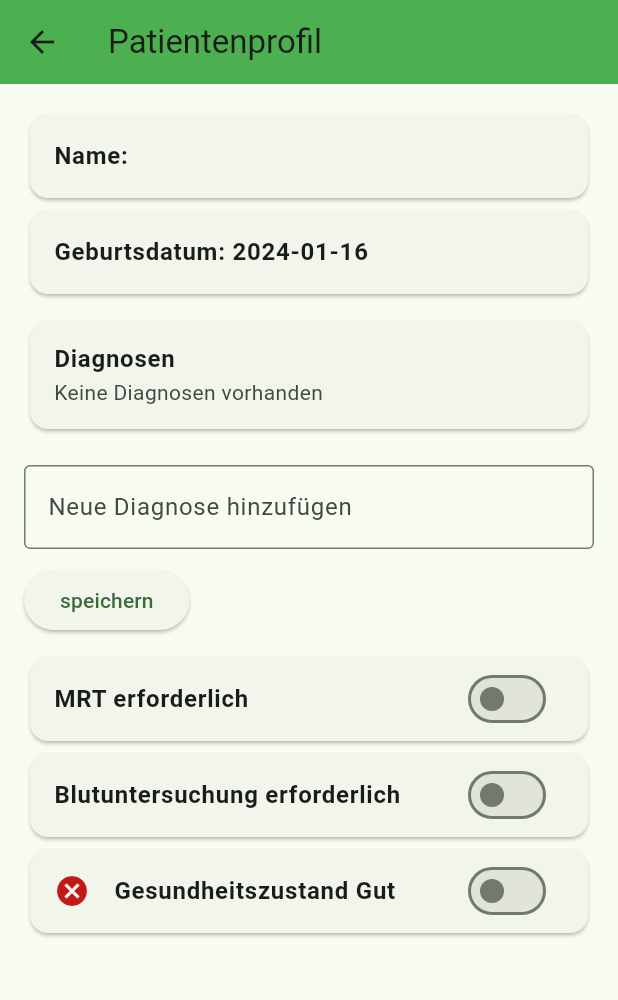
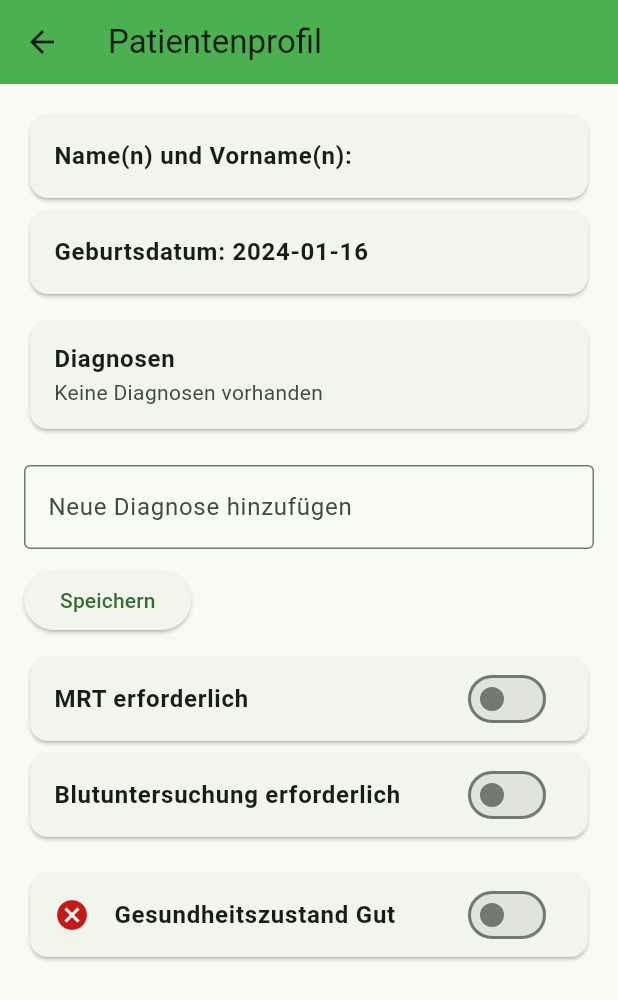
Before and after one commit to abde902/Krankenhaus_App, a Flutter app: the PatientDetailScreen screen opened directly with empty values, on a phone screen of 412 x 824 dp. Shown: the top 1000 px of the screen. Run offline on Flutter 3.47's test engine with Material 3 defaults, Android fonts, the phone set to English and light mode, and no system bars.

Commit message:
Aktuel_Stand

```diff
--- a/lib/blut_page_details.dart
+++ b/lib/blut_page_details.dart
@@ -55,7 +55,7 @@ void saveBloodTestResults() {
     });
    Navigator.pop(context, true);  // Kehrt zur vorherigen Seite zurück
   } else{
-  ScaffoldMessenger.of(context).showSnackBar(SnackBar(content: Text('Die Ergebnis ist noch nicht vollständig')));
+  ScaffoldMessenger.of(context).showSnackBar(SnackBar(content: Text('Das Ergebnis ist noch nicht vollständig')));
 
   }
 
@@ -74,7 +74,7 @@ void saveBloodTestResults() {
             Card(
               child: ListTile(
                 title: Text(
-                  'Name: ${widget.patient.name}',
+                  'Name und Vorname: ${widget.patient.name}',
                   style: TextStyle(fontWeight: FontWeight.bold),
                 ),
               ),
--- a/lib/dash_arzt.dart
+++ b/lib/dash_arzt.dart
@@ -12,13 +12,16 @@ class ArztDashboard extends StatefulWidget {
 class _ArztDashboardState extends State<ArztDashboard> {
   final daten = DatenVerwaltung();
 
+
   @override
   Widget build(BuildContext context) {
     List<Patient> patientenListe = daten.patientenListe;
 
+
+
     return Scaffold(
       appBar: AppBar(
-        title: const Text('Arzt-Dashboard'),
+        title: const Text('Arztlabor'),
         backgroundColor: Color.fromRGBO(76, 175, 80, 1),
       ),
       body: Column(
--- a/lib/dash_labor.dart
+++ b/lib/dash_labor.dart
@@ -47,7 +47,7 @@ class _LabDashboardState extends State<LabDashboard> {
 
     return Scaffold(
       appBar: AppBar(
-        title: const Text('Labor Dashboard'),
+        title: const Text('Laborportal'),
          backgroundColor: Colors.green,
         actions: <Widget>[
           DropdownButton<LabTest>(
@@ -80,7 +80,7 @@ class _LabDashboardState extends State<LabDashboard> {
               title:Text( 'Test ${index+1}'),
               subtitle: Text(_selectedTest == LabTest.MRT ? ' MRT ' : _selectedTest == LabTest.blutuntersuchung ?'BLUTUNTERSUCHUNG':'n'),
 
-               trailing: Text('name:${patient.name}   patient ID:${patient.id}'),
+               trailing: Text('Name(n) und Vorname(n):${patient.name}   Patient ID:${patient.id}'),
                leading: Image.asset(_selectedTest == LabTest.MRT ?'assets/icons/image.png': _selectedTest == LabTest.blutuntersuchung ?'assets/icons/blood1.png':'n'),
                onTap: ()async {
 
--- a/lib/patient_detail_screen.dart
+++ b/lib/patient_detail_screen.dart
@@ -70,7 +70,7 @@ class _PatientDetailScreenState extends State<PatientDetailScreen> {
             Card(
               child: ListTile(
                 title: Text(
-                  'Name: ${widget.patient.name}',
+                  'Name(n) und Vorname(n): ${widget.patient.name}',
                   style: TextStyle(fontWeight: FontWeight.bold),
                 ),
               ),
@@ -122,7 +122,7 @@ class _PatientDetailScreenState extends State<PatientDetailScreen> {
             ElevatedButton(
               onPressed: () => _speichereDiagnose(diagnosis),
 
-              child: Text('speichern'),
+              child: Text('Speichern'),
             ),
 
             SizedBox(height: 10),
@@ -178,11 +178,16 @@ class _PatientDetailScreenState extends State<PatientDetailScreen> {
   ),
   ElevatedButton(
     onPressed: _speichereMRTTyp,
-    child: Text(' speichern'),
+    child: Text('Speichern'),
   ),
 ],
 
-Card(
+
+Column(
+  children: [
+    Container(
+      margin: EdgeInsets.only(bottom: 16.0), // Ajustez la valeur selon vos besoins
+      child: Card(
         child: ListTile(
           title: Text(
             'Blutuntersuchung erforderlich',
@@ -198,20 +203,27 @@ Card(
           ),
         ),
       ),
+    ),
     if (hatBlutuntersuchungsergebnisse || hatMRTBilder)
-              ElevatedButton(
+      Container(
+        margin: EdgeInsets.only(top: 20.0),
+        child: ElevatedButton(
           onPressed: () {
-
             Navigator.push(
               context,
               MaterialPageRoute(
                 builder: (context) => BlutuntersuchungErgebnissePage(patient: widget.patient),
               ),
             );
+          },
+          child: Text('Ergebnisse von Labortests anzeigen'),
+        ),
+      ),
+  ],
+),
 
-                },
-                child: Text('Ergebnisse anzeigen'),
-              ),
+
+
 Card(
   child: ListTile(
     title: Text(
```
Also changed, not shown: lib/dash_admin.dart (+6 -6 lines), lib/main.dart (+25 -4 lines), lib/mrt_page_details.dart (+18 -2 lines), pubspec.lock. Lines whose indentation alone changed are shown as unchanged.
